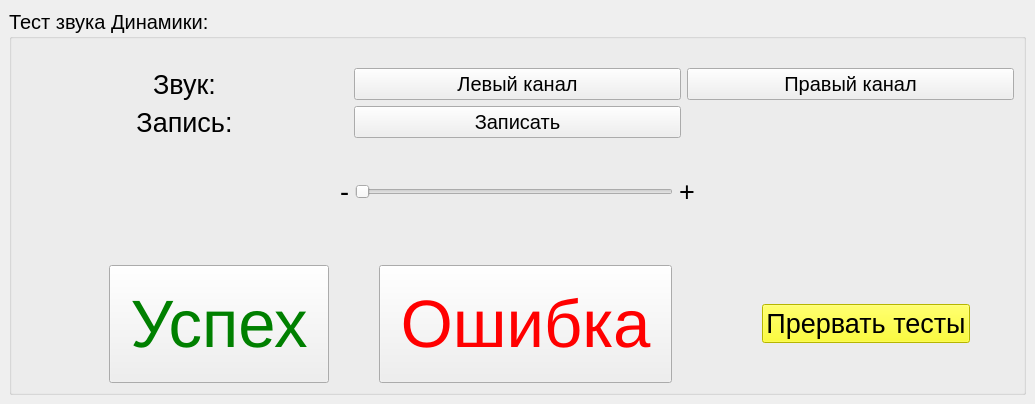
Above: ui/test_speaker_audio.ui from Mex93/MonoblockTests before the change. Below: the same form after it.
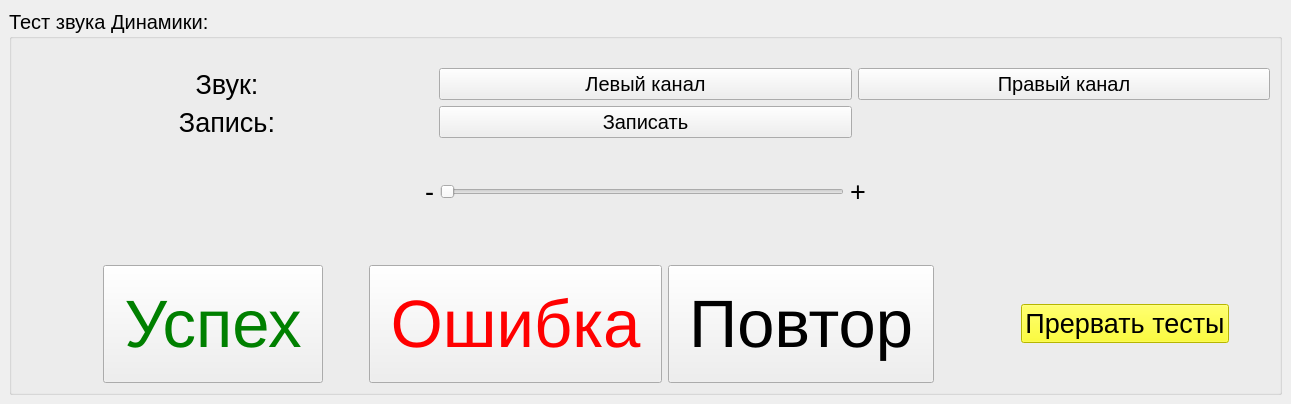
That is the form after the change. Icons and pictures are not drawn.

Commit message: added old brightness return for pc after end test

```diff
--- a/ui/test_speaker_audio.ui
+++ b/ui/test_speaker_audio.ui
@@ -6,7 +6,7 @@
    <rect>
     <x>0</x>
     <y>0</y>
-    <width>1035</width>
+    <width>1291</width>
     <height>404</height>
    </rect>
   </property>
@@ -300,6 +300,22 @@
              </property>
             </widget>
            </item>
+           <item>
+            <widget class="QPushButton" name="pushButton_repeat">
+             <property name="font">
+              <font>
+               <pointsize>50</pointsize>
+              </font>
+             </property>
+             <property name="styleSheet">
+              <string notr="true">color: BLACK;
+padding: 20%;</string>
+             </property>
+             <property name="text">
+              <string>Повтор</string>
+             </property>
+            </widget>
+           </item>
            <item>
             <spacer name="horizontalSpacer_4">
              <property name="orientation">
```
The commit also changes 8 other files.
